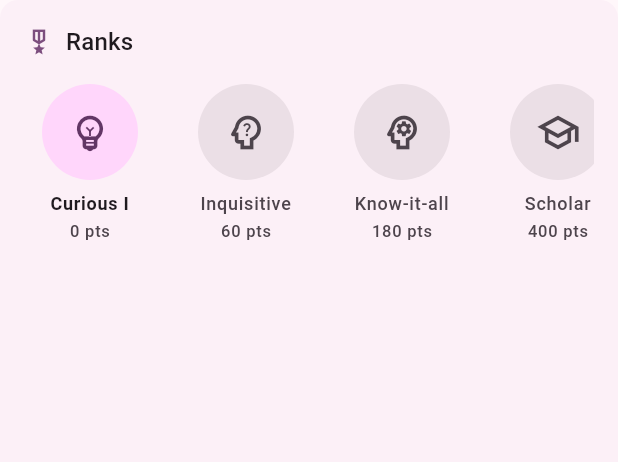
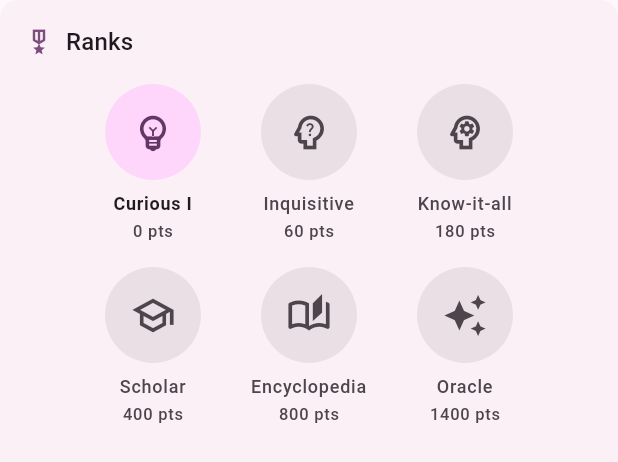
Before and after one commit to alejandrosahonero/app-aja-datos-raros, a Flutter app: the _RankLadder widget shown alone on an empty page, opened directly with empty values, on a phone screen of 412 x 824 dp. Shown: the top 462 px of the screen. Run offline on Flutter 3.47's test engine with Material 3 defaults, Android fonts, the phone set to English and light mode, and no system bars; our stand-ins replace flutter_local_notifications, flutter_riverpod, flutter_secure_storage, flutter_timezone, go_router, google_mobile_ads and 5 more; accounts and stored records are empty; generated files the repository leaves out were written again; statements that could not run were skipped.

Commit message:
feat(goals): ladder as a full grid, plus an honest rarity estimate
Two changes to the progress screen, both from user feedback:

- _RankLadder's six medallions now sit in a Wrap instead of a horizontal
  ListView. The whole ladder must be visible at once with nothing to
  scroll to find the rest of it; a Wrap reflows into two or three rows
  depending on width and text scale rather than assuming a fixed layout.

- _RankHeader gains a one-line rarity estimate ("Estimado: ~N% de
  quienes empiezan llega tan lejos"), from a new RankRarity extension in
  rank_style.dart. This is option C from the earlier discussion about a
  "only 3% of users reached this" feature: a designed curve (days to
  reach a rank at the documented ~11 points/perfect-day pace, run
  through an assumed weekly retention decay), not a measured statistic —
  the app collects no data, has no backend, and has never counted a real
  install's rank. "Estimado" in the copy is load-bearing, not decorative;
  see the extension's doc and CLAUDE.md §3.8 for why the wording must not
  drift toward sounding like a real measurement, and for the cheapest
  path to a real one (a Firestore counter) if that's ever wanted instead.
  Hidden at Curioso I (trivially ~100%, everyone starts there); shown as
  "menos del 1%" rather than a decimal below that threshold, since a
  decimal is the kind of precision that implies something was actually
  measured.

New goalsRarityBelowOne / goalsRarityApprox strings in both .arb files.

Co-Authored-By: Claude Sonnet 5 <noreply@anthropic.com>

```diff
--- a/lib/features/goals/presentation/screens/progress_screen.dart
+++ b/lib/features/goals/presentation/screens/progress_screen.dart
@@ -113,6 +113,19 @@ class _RankHeader extends StatelessWidget {
             color: context.colors.onSurfaceVariant,
           ),
         ),
+        // Skipped at the very first tier: everybody is there on day one, so
+        // "estimated: ~100%" would be noise, not a fact worth telling anyone.
+        if (rank != Rank.curiousI) ...<Widget>[
+          const SizedBox(height: AppSpacing.xs),
+          Text(
+            rank.rarityLabel(context),
+            textAlign: TextAlign.center,
+            style: context.texts.labelSmall?.copyWith(
+              color: context.colors.onSurfaceVariant,
+              fontStyle: FontStyle.italic,
+            ),
+          ),
+        ],
       ],
     );
   }
@@ -209,16 +222,18 @@ class _RankLadder extends StatelessWidget {
       title: context.l10n.goalsRankLadder,
       icon: Icons.military_tech_outlined,
       children: <Widget>[
-        SizedBox(
-          height: 132,
-          child: ListView.separated(
-            scrollDirection: Axis.horizontal,
-            itemCount: _familyCount,
-            separatorBuilder: (BuildContext context, int index) =>
-                const SizedBox(width: AppSpacing.md),
-            itemBuilder: (BuildContext context, int index) =>
-                _RankMedallion(family: index, held: held),
-          ),
+        // A Wrap, not a horizontal list: all six have to be on screen at
+        // once, with nothing to scroll to find the rest of the ladder. It
+        // reflows into two or three rows depending on width and text scale
+        // instead of assuming a fixed row count.
+        Wrap(
+          alignment: WrapAlignment.center,
+          spacing: AppSpacing.md,
+          runSpacing: AppSpacing.md,
+          children: <Widget>[
+            for (int family = 0; family < _familyCount; family++)
+              _RankMedallion(family: family, held: held),
+          ],
         ),
       ],
     );
--- a/lib/l10n/app_en.arb
+++ b/lib/l10n/app_en.arb
@@ -99,6 +99,9 @@
   "goalsRankUpBody": "You met today's goal (+{points} points) and moved up a rank.",
   "goalsSeeProgress": "See progress",
 
+  "goalsRarityBelowOne": "Estimated: fewer than 1% of people who start get this far.",
+  "goalsRarityApprox": "Estimated: around {percent}% of people who start get this far.",
+
   "rankCurious": "Curious",
   "rankInquisitive": "Inquisitive",
   "rankKnowItAll": "Know-it-all",
```
Also changed, not shown: lib/features/goals/presentation/widgets/rank_style.dart (+43 -0 lines), lib/l10n/app_es.arb (+12 -0 lines).
